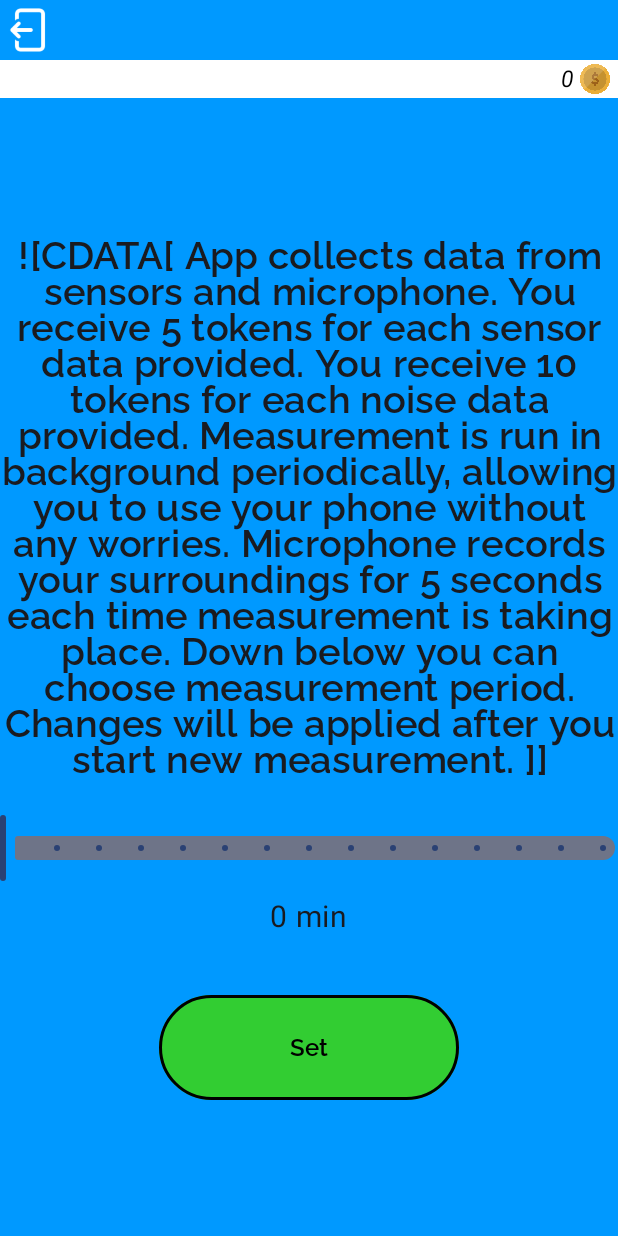
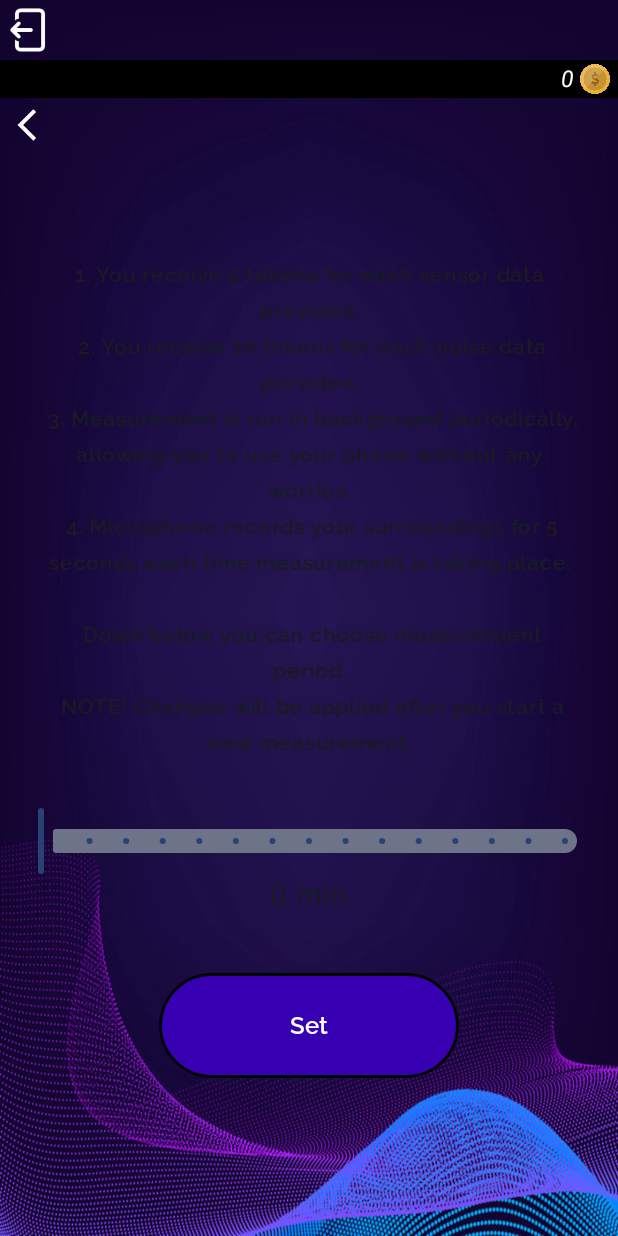
Before and after one commit to LukaJukic0808/SoundSentry, an Android app built with Jetpack Compose: the SettingsScreen screen opened through its navigation route, on a phone screen of 412 x 824 dp. Run offline under Robolectric (Android 15) with nearby library versions, the phone set to English and light mode, and no system bars; our stand-ins replace Firebase (no records; nobody signed in at launch, a user with empty details on screens opened directly).

Commit message:
Work on UI, finish with measurement period changing feature

```diff
--- a/app/src/main/java/hr/ferit/soundsentry/service/MeasurementService.kt
+++ b/app/src/main/java/hr/ferit/soundsentry/service/MeasurementService.kt
@@ -10,7 +10,10 @@ import android.os.Handler
 import android.os.IBinder
 import android.os.Looper
 import android.util.Log
+import com.google.firebase.firestore.FirebaseFirestore
+import com.google.firebase.firestore.FirebaseFirestoreException
 import hr.ferit.soundsentry.model.MeasurementModel
+import hr.ferit.soundsentry.model.UserInfoModel
 import hr.ferit.soundsentry.permissions.hasRecordAudioPermission
 import hr.ferit.soundsentry.view.components.NetworkChecker
 import kotlinx.coroutines.CoroutineScope
@@ -18,6 +21,7 @@ import kotlinx.coroutines.Dispatchers
 import kotlinx.coroutines.cancel
 import kotlinx.coroutines.delay
 import kotlinx.coroutines.launch
+import kotlinx.coroutines.tasks.await
 import kotlinx.coroutines.withContext
 import org.koin.core.component.KoinComponent
 import java.io.File
@@ -37,6 +41,8 @@ class MeasurementService : Service(), KoinComponent {
     private lateinit var mediaRecorder: MediaRecorder
     private lateinit var outputFile: File
     private lateinit var notificationManager: NotificationManager
+    private var measurementPeriod: Long = 15
+    private val db = FirebaseFirestore.getInstance()
 
     override fun onBind(intent: Intent?): IBinder? {
         return null
@@ -67,6 +73,15 @@ class MeasurementService : Service(), KoinComponent {
     private fun collectData() {
         coroutineScope.launch {
             if (initialNotificationDelay) {
+                try {
+                    val currentUserInfoSnapshot = db.collection("users").document(userId!!).get().await()
+                    if (currentUserInfoSnapshot != null && currentUserInfoSnapshot.exists()) {
+                        val userInfoModel = currentUserInfoSnapshot.toObject(UserInfoModel::class.java)
+                        measurementPeriod = userInfoModel?.period?.toLong()!!
+                    }
+                } catch (e: FirebaseFirestoreException) {
+                    Log.d("Fetching user info", "Failed")
+                }
                 delay(10000L)
                 initialNotificationDelay = false
             }
@@ -120,7 +135,7 @@ class MeasurementService : Service(), KoinComponent {
                     Log.d("Missing permissions", "Grant all permissions")
                 }
             }
-            handler.postDelayed(::collectData, TimeUnit.MINUTES.toMillis(15))
+            handler.postDelayed(::collectData, TimeUnit.MINUTES.toMillis(measurementPeriod))
         }
     }
 
--- a/app/src/main/java/hr/ferit/soundsentry/view/components/HomeScreenBody.kt
+++ b/app/src/main/java/hr/ferit/soundsentry/view/components/HomeScreenBody.kt
@@ -49,7 +49,8 @@ fun HomeScreenBody(
                     color = Color.Black,
                     shape = RoundedCornerShape(40.dp),
                 ),
-            colors = ButtonDefaults.buttonColors(contentColor = Color.Black, containerColor = Color.White),
+            colors = ButtonDefaults.buttonColors(contentColor = Color.White,
+                containerColor = colorResource(R.color.purple_700)),
         ) {
             Text(
                 stringResource(R.string.settings),
--- a/app/src/main/java/hr/ferit/soundsentry/view/components/SettingsScreenBody.kt
+++ b/app/src/main/java/hr/ferit/soundsentry/view/components/SettingsScreenBody.kt
@@ -1,11 +1,15 @@
 package hr.ferit.soundsentry.view.components
 
+import androidx.compose.foundation.Image
 import androidx.compose.foundation.border
+import androidx.compose.foundation.clickable
 import androidx.compose.foundation.layout.Arrangement
+import androidx.compose.foundation.layout.Box
 import androidx.compose.foundation.layout.Column
 import androidx.compose.foundation.layout.Spacer
 import androidx.compose.foundation.layout.fillMaxSize
 import androidx.compose.foundation.layout.height
+import androidx.compose.foundation.layout.padding
 import androidx.compose.foundation.layout.size
 import androidx.compose.foundation.shape.RoundedCornerShape
 import androidx.compose.material3.Button
@@ -22,6 +26,7 @@ import androidx.compose.ui.Alignment
 import androidx.compose.ui.Modifier
 import androidx.compose.ui.graphics.Color
 import androidx.compose.ui.res.colorResource
+import androidx.compose.ui.res.painterResource
 import androidx.compose.ui.res.stringResource
 import androidx.compose.ui.text.font.FontStyle
 import androidx.compose.ui.text.font.FontWeight
@@ -34,6 +39,7 @@ import kotlin.math.roundToInt
 
 @Composable
 fun SettingsScreenBody(
+    onBackClick: () -> Unit,
     onSetPeriodClick: (period: Int) -> Unit,
     currentPeriod: Float
 ) {
@@ -44,6 +50,16 @@ fun SettingsScreenBody(
         sliderPosition = currentPeriod
     }
 
+    Box {
+        Image(
+            painter = painterResource(id = R.drawable.back_arrow),
+            contentDescription = "Go back",
+            modifier = Modifier
+                .padding(5.dp)
+                .size(25.dp)
+                .align(Alignment.TopStart)
+                .clickable { onBackClick.invoke() }
+        )
         Column(
             modifier = Modifier.fillMaxSize(),
             verticalArrangement = Arrangement.Center,
@@ -55,9 +71,14 @@ fun SettingsScreenBody(
                 fontFamily = RaleWay,
                 fontStyle = FontStyle.Normal,
                 fontWeight = FontWeight.SemiBold,
-            fontSize = 25.sp,
+                fontSize = 14.sp,
+                modifier = Modifier
+                    .padding(
+                        start = 25.dp,
+                        end = 25.dp,
+                    ),
             )
-        Spacer(Modifier.height(20.dp))
+            Spacer(Modifier.height(5.dp))
             Slider(
                 value = sliderPosition,
                 valueRange = sliderRange,
@@ -65,9 +86,13 @@ fun SettingsScreenBody(
                 onValueChangeFinished = {
                     sliderPosition = sliderPosition.roundToInt().toFloat()
                 },
-            steps = (sliderRange.endInclusive - sliderRange.start).toInt() - 1
+                steps = (sliderRange.endInclusive - sliderRange.start).toInt() - 1,
+                modifier = Modifier
+                    .padding(
+                        start = 25.dp,
+                        end = 25.dp,
+                    ),
             )
-        Spacer(Modifier.height(10.dp))
             Text(text = "${sliderPosition.toInt()} min", fontSize = 20.sp)
             Spacer(Modifier.height(40.dp))
             Button(
@@ -86,9 +111,9 @@ fun SettingsScreenBody(
                         shape = RoundedCornerShape(40.dp),
                     ),
                 colors = ButtonDefaults.buttonColors(
-                contentColor = Color.Black,
+                    contentColor = Color.White,
                     containerColor = colorResource(
-                    R.color.green,
+                        R.color.purple_700,
                     ),
                 ),
             ) {
@@ -103,3 +128,4 @@ fun SettingsScreenBody(
             }
         }
     }
+}
--- a/app/src/main/java/hr/ferit/soundsentry/view/components/StatusBar.kt
+++ b/app/src/main/java/hr/ferit/soundsentry/view/components/StatusBar.kt
@@ -19,6 +19,7 @@ import androidx.compose.ui.draw.clip
 import androidx.compose.ui.draw.rotate
 import androidx.compose.ui.graphics.Color
 import androidx.compose.ui.layout.ContentScale
+import androidx.compose.ui.res.colorResource
 import androidx.compose.ui.res.painterResource
 import androidx.compose.ui.text.font.FontStyle
 import androidx.compose.ui.text.style.TextAlign
@@ -62,7 +63,7 @@ fun StatusBar(
     Row(
         modifier = Modifier
             .fillMaxWidth()
-            .background(Color.White),
+            .background(colorResource(R.color.status_background_color)),
         verticalAlignment = Alignment.CenterVertically,
         horizontalArrangement = Arrangement.End,
     ) {
@@ -71,7 +72,7 @@ fun StatusBar(
             textAlign = TextAlign.Center,
             fontSize = 15.sp,
             fontStyle = FontStyle.Italic,
-            color = Color.Black,
+            color = Color.White,
         )
         Spacer(Modifier.width(4.dp))
         Image(
--- a/app/src/main/java/hr/ferit/soundsentry/view/components/Title.kt
+++ b/app/src/main/java/hr/ferit/soundsentry/view/components/Title.kt
@@ -1,13 +1,16 @@
 package hr.ferit.soundsentry.view.components
 
+import androidx.compose.foundation.layout.padding
 import androidx.compose.material3.Text
 import androidx.compose.runtime.Composable
+import androidx.compose.ui.Modifier
 import androidx.compose.ui.graphics.Color
 import androidx.compose.ui.res.stringResource
 import androidx.compose.ui.text.TextStyle
 import androidx.compose.ui.text.font.FontStyle
 import androidx.compose.ui.text.font.FontWeight
 import androidx.compose.ui.text.style.TextAlign
+import androidx.compose.ui.unit.dp
 import androidx.compose.ui.unit.sp
 import hr.ferit.soundsentry.R
 import hr.ferit.soundsentry.ui.theme.RaleWay
@@ -15,14 +18,19 @@ import hr.ferit.soundsentry.ui.theme.RaleWay
 @Composable
 fun Title() {
     Text(
-        text = stringResource(R.string.app_name),
+        text = stringResource(R.string.app_title),
         textAlign = TextAlign.Center,
         style = TextStyle(
             color = Color.White,
             fontFamily = RaleWay,
             fontStyle = FontStyle.Italic,
-            fontSize = 55.sp,
+            fontSize = 45.sp,
             fontWeight = FontWeight.SemiBold,
         ),
+        modifier = Modifier
+            .padding(
+                start = 15.dp,
+                end = 15.dp,
+            ),
     )
 }
--- a/app/src/main/java/hr/ferit/soundsentry/view/screen/HomeScreen.kt
+++ b/app/src/main/java/hr/ferit/soundsentry/view/screen/HomeScreen.kt
@@ -10,15 +10,16 @@ import android.provider.Settings
 import android.widget.Toast
 import androidx.activity.compose.rememberLauncherForActivityResult
 import androidx.activity.result.contract.ActivityResultContracts
-import androidx.compose.foundation.background
 import androidx.compose.foundation.layout.Box
 import androidx.compose.foundation.layout.Column
 import androidx.compose.foundation.layout.fillMaxSize
 import androidx.compose.foundation.layout.fillMaxWidth
 import androidx.compose.runtime.Composable
 import androidx.compose.ui.Modifier
+import androidx.compose.ui.draw.paint
+import androidx.compose.ui.layout.ContentScale
 import androidx.compose.ui.platform.LocalContext
-import androidx.compose.ui.res.colorResource
+import androidx.compose.ui.res.painterResource
 import androidx.core.app.ActivityCompat
 import androidx.navigation.NavController
 import hr.ferit.soundsentry.R
@@ -77,7 +78,10 @@ fun HomeScreen(
     Box(
         modifier = Modifier
             .fillMaxSize()
-            .background(colorResource(R.color.background_blue)),
+            .paint(
+            painterResource(id = R.drawable.login_background),
+            contentScale = ContentScale.FillBounds,
+        )
     ) {
         Column(
             modifier = Modifier.fillMaxWidth(),
--- a/app/src/main/java/hr/ferit/soundsentry/view/screen/SettingsScreen.kt
+++ b/app/src/main/java/hr/ferit/soundsentry/view/screen/SettingsScreen.kt
@@ -1,7 +1,6 @@
 package hr.ferit.soundsentry.view.screen
 
 import android.widget.Toast
-import androidx.compose.foundation.background
 import androidx.compose.foundation.layout.Box
 import androidx.compose.foundation.layout.Column
 import androidx.compose.foundation.layout.fillMaxSize
@@ -9,8 +8,10 @@ import androidx.compose.foundation.layout.fillMaxWidth
 import androidx.compose.runtime.Composable
 import androidx.compose.runtime.rememberCoroutineScope
 import androidx.compose.ui.Modifier
+import androidx.compose.ui.draw.paint
+import androidx.compose.ui.layout.ContentScale
 import androidx.compose.ui.platform.LocalContext
-import androidx.compose.ui.res.colorResource
+import androidx.compose.ui.res.painterResource
 import androidx.navigation.NavController
 import hr.ferit.soundsentry.R
 import hr.ferit.soundsentry.authentication.UserData
@@ -34,13 +35,19 @@ fun SettingsScreen (
     Box(
         modifier = Modifier
             .fillMaxSize()
-            .background(colorResource(R.color.background_blue)),
+            .paint(
+                painterResource(id = R.drawable.login_background),
+                contentScale = ContentScale.FillBounds,
+            )
     ) {
         Column(
             modifier = Modifier.fillMaxWidth(),
         ) {
             StatusBar(userData, onSignOut, userInfoViewModel.tokens)
             SettingsScreenBody(
+                onBackClick = {
+                    navController.popBackStack()
+                },
                 onSetPeriodClick = { period ->
                     if (!NetworkChecker.isNetworkAvailable(context)) {
                         Toast.makeText(
--- /dev/null
+++ b/app/src/main/res/drawable/back_arrow.xml
@@ -0,0 +1,5 @@
+<vector xmlns:android="http://schemas.android.com/apk/res/android" android:height="96dp" android:tint="#FFFFFF" android:viewportHeight="24" android:viewportWidth="24" android:width="96dp">
+
+    <path android:fillColor="@android:color/white" android:pathData="M17.77,3.77l-1.77,-1.77l-10,10l10,10l1.77,-1.77l-8.23,-8.23z"/>
+
+</vector>
--- a/app/src/main/res/values/colors.xml
+++ b/app/src/main/res/values/colors.xml
@@ -8,5 +8,5 @@
     <color name="black">#FF000000</color>
     <color name="white">#FFFFFFFF</color>
     <color name="green">#FF32CD32</color>
-    <color name="background_blue">#FF0099FF</color>
+    <color name="status_background_color">#000000</color>
 </resources>
--- a/app/src/main/res/values/strings.xml
+++ b/app/src/main/res/values/strings.xml
@@ -1,5 +1,6 @@
 <resources>
     <string name="app_name">SoundSentry</string>
+    <string name="app_title">Sound Sentry</string>
     <string name="web_client_id">217268876076-phfbcaai7col2qh221em77vb7gffruuq.apps.googleusercontent.com</string>
     <string name="sign_in_with_google">Sign in with Google</string>
     <string name="sign_out">Log out</string>
@@ -12,17 +13,16 @@
     <string name="ok">"Okay"</string>
     <string name="update">"Measurement settings updated"</string>
     <string name="update_failed">"Something went wrong while updating, please try again."</string>
-    <string name="measurement_description">![CDATA[
-        App collects data from sensors and microphone.
-        You receive 5 tokens for each sensor data provided.
-        You receive 10 tokens for each noise data provided.
-        Measurement is run in background periodically,
-        allowing you to use your phone without any worries.
-        Microphone records your surroundings for 5 seconds
-        each time measurement is taking place.
-        Down below you can choose measurement period.
-        Changes will be applied after you start new measurement.
-    ]]</string>
+    <string name="measurement_description">
+        1. You receive 5 tokens for each sensor data provided.\n
+        2. You receive 10 tokens for each noise data provided.\n
+        3. Measurement is run in background periodically,
+        allowing you to use your phone without any worries.\n
+        4. Microphone records your surroundings for 5 seconds
+        each time measurement is taking place.\n\n
+        Down below you can choose measurement period.\n
+        NOTE! Changes will be applied after you start a new measurement.\n
+    </string>
     <string name="set">"Set"</string>
     <string name="grant_permission">"Grant permission"</string>
     <string name="microphone_permanently_declined">"You have permanently declined microphone permission. Go to your app settings to grant it."</string>
```
Lines whose indentation alone changed are shown as unchanged.
